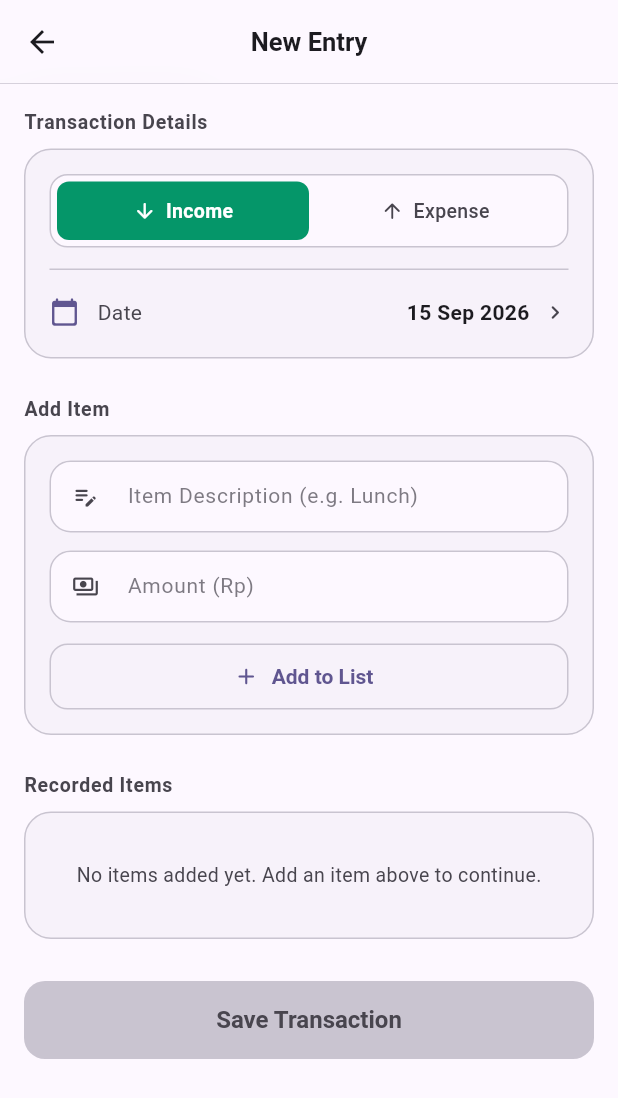
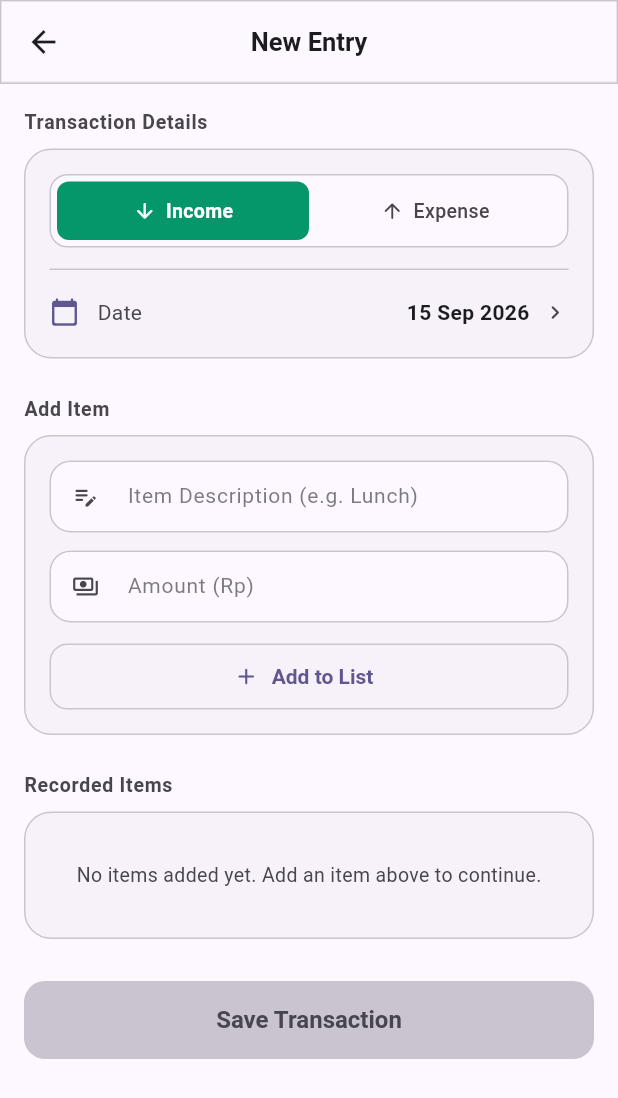
Before and after one commit to DavnFs/Svings, a Flutter app: the HistoryFormPage screen opened directly, on a phone screen of 412 x 824 dp. Shown: the top 1098 px of the screen. Run offline on Flutter 3.47's test engine with Material 3 defaults, Android fonts, the phone set to English and light mode, and no system bars; our stand-ins replace dynamic_color, flutter_dotenv, get, google_sign_in, material_color_utilities, shared_preferences and 1 more; accounts and stored records are empty.

Commit message:
feat: scoped liquid glass lite on chrome only
- Add GlassLite material: blur 18, surface at 80pct, hairline, specular
- Reduce-transparency skips BackdropFilter entirely, keeps radius
- Pill and top bar share GlassLite; dialog confirm uses GlassSheet
- Money cards, charts, rows stay solid matte; contrast tests added

Co-authored-by: CommandCodeBot <noreply@commandcode.ai>

```diff
--- a/lib/presentation/widget/frosted_bar.dart
+++ b/lib/presentation/widget/frosted_bar.dart
@@ -2,29 +2,44 @@ import 'dart:ui';
 
 import 'package:flutter/material.dart';
 import 'package:cause_money_record/config/app_color.dart';
+import 'package:cause_money_record/presentation/widget/glass_lite.dart';
 
 /// DESIGN.md dose cap: frosted glass lives on the Top Bar and Bottom Nav ONLY.
 /// Everything else is solid matte. One shared material so both bars refract
-/// identically: blur 18 over surface @ 0.75 + a hairline edge.
+/// identically: blur 18 over surface @ 0.80 + hairline + top specular.
+///
+/// [reduceTransparency] bypasses the blur layer entirely (see [GlassLite]).
 class FrostedBar extends StatelessWidget {
   final Widget child;
+  final bool reduceTransparency;
 
-  const FrostedBar({super.key, required this.child});
+  const FrostedBar({super.key, required this.child, this.reduceTransparency = false});
 
   @override
   Widget build(BuildContext context) {
-    final highContrast = MediaQuery.highContrastOf(context);
+    final reduce = reduceTransparency || GlassLite.of(context);
+    if (reduce) {
+      return DecoratedBox(
+        decoration: BoxDecoration(
+          color: AppColor.surface,
+          border: Border(bottom: BorderSide(color: AppColor.border, width: 0.5)),
+        ),
+        child: child,
+      );
+    }
     return ClipRect(
       child: BackdropFilter(
-        filter: highContrast ? ImageFilter.blur() : ImageFilter.blur(sigmaX: 18, sigmaY: 18),
-        child: DecoratedBox(
-          decoration: BoxDecoration(
-            color: highContrast ? AppColor.surface : AppColor.surface.withValues(alpha: 0.75),
-            border: Border(
-              bottom: BorderSide(color: AppColor.border, width: 0.5),
+        filter: ImageFilter.blur(sigmaX: 18, sigmaY: 18),
+        child: GlassLite(
+          radius: 0,
+          padding: null,
+          child: DecoratedBox(
+            decoration: BoxDecoration(
+              color: AppColor.surface.withValues(alpha: 0.80),
+              border: Border(bottom: BorderSide(color: AppColor.border, width: 0.5)),
             ),
+            child: child,
           ),
-          child: child,
         ),
       ),
     );
--- /dev/null
+++ b/lib/presentation/widget/glass_lite.dart
@@ -0,0 +1,135 @@
+import 'dart:ui';
+
+import 'package:flutter/foundation.dart';
+import 'package:flutter/material.dart';
+import 'package:cause_money_record/config/app_color.dart';
+
+/// Scoped "liquid glass lite": frosted blur only, no refraction shader.
+///
+/// Allowed surfaces ONLY: top app bar, bottom nav pill, bottom sheets and
+/// modal dialogs. NEVER behind currency values, chart bars, chart value
+/// labels, or transaction rows — those stay on solid matte for readability.
+///
+/// - Blur sigma 18 over surface @ 0.80 (inside the 75–85% band).
+/// - 1px hairline: white @ 28% in dark mode; in light mode a white sheen is
+///   near-invisible on a light surface, so the *border* does the edge work
+///   (DESIGN.md hairline) while the highlight stays subtle.
+/// - Specular: white→transparent gradient over the top 30%, capped at 10%
+///   dark / 6% light (light gets the weaker wash + stronger edge instead).
+/// - Reduce-transparency: when [reduceTransparency] is true the BackdropFilter
+///   is SKIPPED entirely (not sigma 0 — no blur layer, no GPU cost) and the
+///   surface renders solid at the same corner radius.
+class GlassLite extends StatelessWidget {
+  final Widget child;
+  final double radius;
+  final bool reduceTransparency;
+  final EdgeInsetsGeometry? padding;
+
+  const GlassLite({
+    super.key,
+    required this.child,
+    this.radius = 18,
+    this.reduceTransparency = false,
+    this.padding,
+  });
+
+  /// Reads the platform reduce-transparency setting where exposed. Today that
+  /// is iOS (`UIAccessibility.isReduceTransparencyEnabled` via
+  /// MediaQuery.highContrast) — Android has no direct equivalent, so callers
+  /// may also pass [reduceTransparency] explicitly from an app-level toggle.
+  static bool of(BuildContext context) => MediaQuery.highContrastOf(context);
+
+  @override
+  Widget build(BuildContext context) {
+    final reduce = reduceTransparency || GlassLite.of(context);
+    final dark = Theme.of(context).brightness == Brightness.dark;
+
+    final tile = Container(
+      padding: padding,
+      decoration: BoxDecoration(
+        color: reduce ? AppColor.surface : AppColor.surface.withValues(alpha: 0.80),
+        borderRadius: BorderRadius.circular(radius),
+        border: Border.all(
+          color: dark
+              ? Colors.white.withValues(alpha: 0.28)
+              : AppColor.border,
+          width: 1,
+        ),
+      ),
+      child: ClipRRect(
+        borderRadius: BorderRadius.circular(radius),
+        child: Stack(children: [
+          child,
+          if (!reduce)
+            const Positioned.fill(
+              child: IgnorePointer(child: _Specular()),
+            ),
+        ]),
+      ),
+    );
+
+    if (reduce) return tile;
+    return ClipRRect(
+      borderRadius: BorderRadius.circular(radius),
+      child: BackdropFilter(
+        filter: ImageFilter.blur(sigmaX: 18, sigmaY: 18),
+        child: tile,
+      ),
+    );
+  }
+
+  @override
+  void debugFillProperties(DiagnosticPropertiesBuilder properties) {
+    super.debugFillProperties(properties);
+    properties.add(DoubleProperty('radius', radius));
+    properties.add(FlagProperty('reduceTransparency',
+        value: reduceTransparency, ifFalse: 'system'));
+  }
+}
+
+/// Specular wash over the top 30%: white fading to transparent. Strength is
+/// theme-tuned in [_Specular.build] — see class doc.
+class _Specular extends StatelessWidget {
+  const _Specular();
+
+  @override
+  Widget build(BuildContext context) {
+    final dark = Theme.of(context).brightness == Brightness.dark;
+    return FractionallySizedBox(
+      alignment: Alignment.topCenter,
+      heightFactor: 0.3,
+      widthFactor: 1,
+      child: DecoratedBox(
+        decoration: BoxDecoration(
+          gradient: LinearGradient(
+            begin: Alignment.topCenter,
+            end: Alignment.bottomCenter,
+            colors: [
+              Colors.white.withValues(alpha: dark ? 0.10 : 0.06),
+              Colors.white.withValues(alpha: 0.0),
+            ],
+          ),
+        ),
+      ),
+    );
+  }
+}
+
+/// Sheet/dialog glass: same material at sheet radius, with content padding.
+/// Use as the root surface of bottom sheets and modal dialogs.
+class GlassSheet extends StatelessWidget {
+  final Widget child;
+  final bool reduceTransparency;
+
+  const GlassSheet({super.key, required this.child, this.reduceTransparency = false});
+
+  @override
+  Widget build(BuildContext context) {
+    return GlassLite(
+      radius: 24,
+      reduceTransparency: reduceTransparency,
+      padding: const EdgeInsets.fromLTRB(16, 12, 16, 16),
+      child: child,
+    );
+  }
+}
```
Also changed, not shown: lib/config/app_dialog.dart (+23 -5 lines), lib/presentation/widget/floating_tab_bar.dart (+10 -17 lines), 2 other files.
